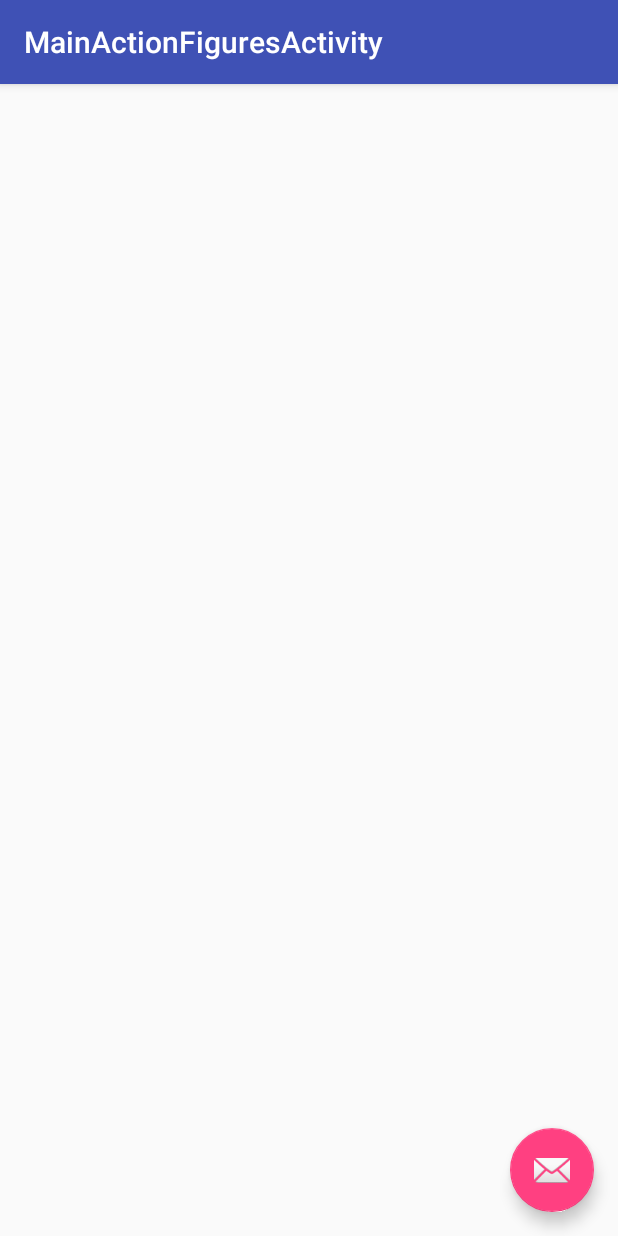
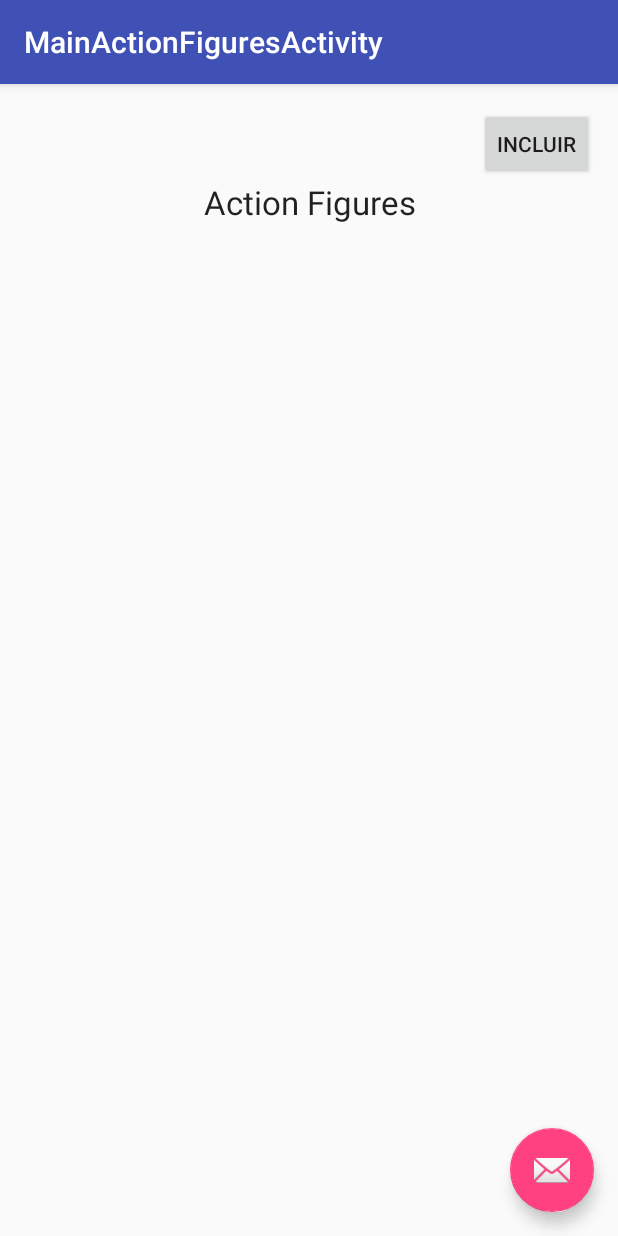
Before and after one commit to lucashermano/minhamuambaproject, an Android app: the MainActionFiguresActivity screen opened directly, with no data from a screen before it, on a phone screen of 412 x 824 dp. Run offline under Robolectric (Android 15) with nearby library versions, the phone set to English and light mode, and no system bars.

Commit message:
Finalização da tela de incluir e consultar action figures.

```diff
--- a/app/src/main/java/pucminas/br/minhamuamba/MainActionFiguresActivity.java
+++ b/app/src/main/java/pucminas/br/minhamuamba/MainActionFiguresActivity.java
@@ -1,13 +1,23 @@
 package pucminas.br.minhamuamba;
 
+import android.content.Intent;
+import android.database.Cursor;
 import android.os.Bundle;
 import android.support.design.widget.FloatingActionButton;
 import android.support.design.widget.Snackbar;
 import android.support.v7.app.AppCompatActivity;
 import android.support.v7.widget.Toolbar;
 import android.view.View;
+import android.widget.Button;
+import android.widget.ListView;
+import android.widget.SimpleCursorAdapter;
+
+import pucminas.br.minhamuamba.pucminas.br.minhamuamba.database.DBAdapter;
 
 public class MainActionFiguresActivity extends AppCompatActivity {
+
+    DBAdapter dbAdapter;
+    private SimpleCursorAdapter dataAdapter;
 
     @Override
     protected void onCreate(Bundle savedInstanceState) {
@@ -24,6 +34,45 @@ public class MainActionFiguresActivity extends AppCompatActivity {
                         .setAction("Action", null).show();
             }
         });
+
+
+        Button btnIncluirActionFigures = (Button) findViewById(R.id.btnIncluirActionFigures);
+        btnIncluirActionFigures.setOnClickListener(new Button.OnClickListener(){
+            @Override
+            public void onClick(View v) {
+                Intent it = new Intent(getResources().getString(R.string.JANELA_INCLUIR_ACTION_FIGURES));
+                startActivity(it);
+            }
+        });
+
+        atualizarLista();
+    }
+
+    @Override
+    protected void onResume() {
+        super.onResume();
+        atualizarLista();
+    }
+
+    private void atualizarLista() {
+
+        ListView lstActionFigures = (ListView) findViewById(R.id.listActionFigures);
+
+        dbAdapter = new DBAdapter(this);
+        dbAdapter.open();
+
+        Cursor cursor = dbAdapter.getAllActionFiguresComplete();
+
+        String[] from = new String[]{DBAdapter.ACTION_FIGURES_KEY_MARCA, DBAdapter.MUAMBA_KEY_NOME, DBAdapter.MUAMBA_KEY_VALORPAGO, DBAdapter.MUAMBA_KEY_VALORATUAL  };
+
+        int[] to = new int[]{R.id.txtColuna01, R.id.txtColuna02, R.id.txtColuna03, R.id.txtColuna04};
+
+        dataAdapter = new SimpleCursorAdapter(this, R.layout.activity_row_action_figures, cursor, from, to, 0);
+
+        lstActionFigures.setAdapter(dataAdapter);
+
+        dbAdapter.close();
+
     }
 
 }
--- a/app/src/main/java/pucminas/br/minhamuamba/MainGamesActivity.java
+++ b/app/src/main/java/pucminas/br/minhamuamba/MainGamesActivity.java
@@ -56,9 +56,6 @@ public class MainGamesActivity extends AppCompatActivity {
         dbAdapter = new DBAdapter(this);
         dbAdapter.open();
 
-        //long idMuamba = dbAdapter.insertMuamba("Tales of Zestiria", 200.0d, 180.0d);
-        //dbAdapter.insertGames(1, idMuamba);
-
         Cursor cursor = dbAdapter.getAllGamesComplete();
 
         String[] from = new String[]{"descricaoconsole", DBAdapter.MUAMBA_KEY_NOME, DBAdapter.MUAMBA_KEY_VALORPAGO, DBAdapter.MUAMBA_KEY_VALORATUAL  };
--- a/app/src/main/java/pucminas/br/minhamuamba/pucminas/br/minhamuamba/database/DBAdapter.java
+++ b/app/src/main/java/pucminas/br/minhamuamba/pucminas/br/minhamuamba/database/DBAdapter.java
@@ -304,5 +304,12 @@ public class DBAdapter {
                            " FROM muamba, games WHERE muamba._identificador = games.id_muamba order by games._id", null);
     }
 
+    public Cursor getAllActionFiguresComplete()
+    {
+        return db.rawQuery(" SELECT muamba._identificador, muamba.nome, muamba.valoratual, muamba.valorpago, "+
+                " actionfigures.marca, actionfigures._id, actionfigures.id_muamba, actionfigures.quantidade, actionfigures.defeitos "+
+                " FROM muamba, actionfigures WHERE muamba._identificador = actionfigures.id_muamba order by actionfigures._id", null);
+    }
+
 
 }
--- a/app/src/main/res/layout/content_main_action_figures.xml
+++ b/app/src/main/res/layout/content_main_action_figures.xml
@@ -1,5 +1,5 @@
 <?xml version="1.0" encoding="utf-8"?>
-<RelativeLayout xmlns:android="http://schemas.android.com/apk/res/android"
+<LinearLayout xmlns:android="http://schemas.android.com/apk/res/android"
     xmlns:tools="http://schemas.android.com/tools"
     xmlns:app="http://schemas.android.com/apk/res-auto" android:layout_width="match_parent"
     android:layout_height="match_parent" android:paddingLeft="@dimen/activity_horizontal_margin"
@@ -8,6 +8,27 @@
     android:paddingBottom="@dimen/activity_vertical_margin"
     app:layout_behavior="@string/appbar_scrolling_view_behavior"
     tools:showIn="@layout/activity_main_action_figures"
-    tools:context="pucminas.br.minhamuamba.MainActionFiguresActivity">
+    tools:context="pucminas.br.minhamuamba.MainActionFiguresActivity"
+    android:orientation="vertical">
 
-</RelativeLayout>
+    <Button
+        style="?android:attr/buttonStyleSmall"
+        android:layout_width="wrap_content"
+        android:layout_height="wrap_content"
+        android:text="@string/BOTAO_INCLUIR_GAMES"
+        android:id="@+id/btnIncluirActionFigures"
+        android:layout_gravity="right" />
+
+    <TextView
+        android:layout_width="match_parent"
+        android:layout_height="wrap_content"
+        android:textAppearance="?android:attr/textAppearanceLarge"
+        android:text="Action Figures"
+        android:id="@+id/textView6"
+        android:textAlignment="center" />
+
+    <ListView
+        android:layout_width="match_parent"
+        android:layout_height="wrap_content"
+        android:id="@+id/listActionFigures" />
+</LinearLayout>
```
Also changed, not shown: app/src/main/AndroidManifest.xml (+12 -0 lines), app/src/main/java/pucminas/br/minhamuamba/IncluirActionFiguresActivity.java (added, +67 -0 lines), app/src/main/java/pucminas/br/minhamuamba/RowActionFiguresActivity.java (added, +13 -0 lines), app/src/main/res/layout/activity_incluir_action_figures.xml (added, +25 -0 lines), app/src/main/res/layout/activity_row_action_figures.xml (added, +12 -0 lines), app/src/main/res/layout/content_incluir_action_figures.xml (added, +104 -0 lines), app/src/main/res/layout/content_row_action_figures.xml (added, +58 -0 lines), app/src/main/res/values/strings.xml (+10 -0 lines).
